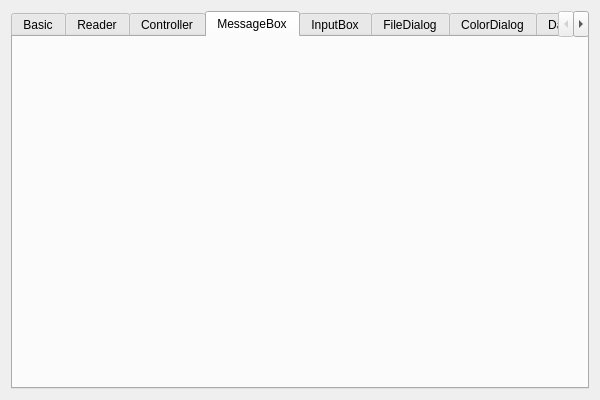
Wing-summer/WingHexExplorer2, file TestPlugin/testform.ui: the form before one commit.
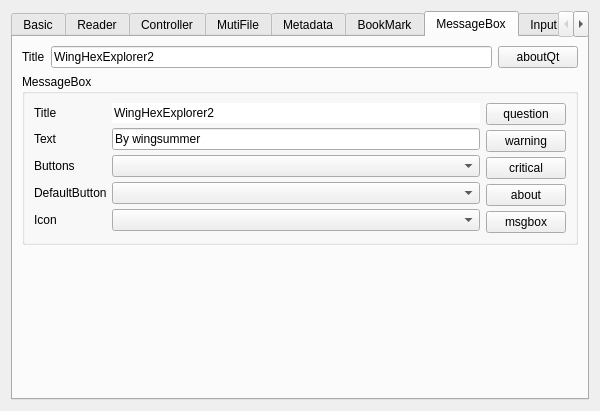
The form after the commit. The open tabs and pages were chosen to show the change. Custom widgets are drawn as their Qt base class.

```diff
--- a/TestPlugin/testform.ui
+++ b/TestPlugin/testform.ui
@@ -7,7 +7,7 @@
     <x>0</x>
     <y>0</y>
     <width>600</width>
-    <height>400</height>
+    <height>411</height>
    </rect>
   </property>
   <property name="minimumSize">
@@ -240,11 +240,355 @@
       <attribute name="title">
        <string>Controller</string>
       </attribute>
+      <layout class="QVBoxLayout" name="verticalLayout_19">
+       <item>
+        <widget class="QSplitter" name="spltCtl">
+         <property name="orientation">
+          <enum>Qt::Vertical</enum>
+         </property>
+         <widget class="QScrollArea" name="saCtl">
+          <property name="widgetResizable">
+           <bool>true</bool>
+          </property>
+          <widget class="QWidget" name="asCtlWidget">
+           <property name="geometry">
+            <rect>
+             <x>0</x>
+             <y>0</y>
+             <width>570</width>
+             <height>49</height>
+            </rect>
+           </property>
+           <layout class="QVBoxLayout" name="verticalLayout_17"/>
+          </widget>
+         </widget>
+         <widget class="QWidget" name="layoutWidget_5">
+          <layout class="QVBoxLayout" name="verticalLayout_18">
+           <item>
+            <widget class="QTextBrowser" name="tbCtlLogger">
+             <property name="sizePolicy">
+              <sizepolicy hsizetype="Expanding" vsizetype="Expanding">
+               <horstretch>0</horstretch>
+               <verstretch>0</verstretch>
+              </sizepolicy>
+             </property>
+            </widget>
+           </item>
+           <item>
+            <widget class="QPushButton" name="btnClearCtl">
+             <property name="text">
+              <string>Clear</string>
+             </property>
+            </widget>
+           </item>
+          </layout>
+         </widget>
+        </widget>
+       </item>
+      </layout>
+     </widget>
+     <widget class="QWidget" name="tab_9">
+      <attribute name="title">
+       <string>MutiFile</string>
+      </attribute>
+      <widget class="QLabel" name="label_14">
+       <property name="geometry">
+        <rect>
+         <x>40</x>
+         <y>30</y>
+         <width>40</width>
+         <height>12</height>
+        </rect>
+       </property>
+       <property name="text">
+        <string>Hangle</string>
+       </property>
+      </widget>
+      <widget class="QListWidget" name="listWidget">
+       <property name="geometry">
+        <rect>
+         <x>40</x>
+         <y>50</y>
+         <width>211</width>
+         <height>191</height>
+        </rect>
+       </property>
+      </widget>
+      <widget class="QGroupBox" name="groupBox_7">
+       <property name="geometry">
+        <rect>
+         <x>290</x>
+         <y>30</y>
+         <width>241</width>
+         <height>211</height>
+        </rect>
+       </property>
+       <property name="title">
+        <string>Operation</string>
+       </property>
+       <widget class="QPushButton" name="pushButton">
+        <property name="geometry">
+         <rect>
+          <x>20</x>
+          <y>60</y>
+          <width>171</width>
+          <height>21</height>
+         </rect>
+        </property>
+        <property name="text">
+         <string>NewFile</string>
+        </property>
+       </widget>
+       <widget class="QPushButton" name="pushButton_2">
+        <property name="geometry">
+         <rect>
+          <x>20</x>
+          <y>90</y>
+          <width>171</width>
+          <height>21</height>
+         </rect>
+        </property>
+        <property name="text">
+         <string>OpenFile</string>
+        </property>
+       </widget>
+       <widget class="QPushButton" name="pushButton_3">
+        <property name="geometry">
+         <rect>
+          <x>20</x>
+          <y>30</y>
+          <width>171</width>
+          <height>21</height>
+         </rect>
+        </property>
+        <property name="text">
+         <string>Switch</string>
+        </property>
+       </widget>
+       <widget class="QPushButton" name="pushButton_4">
+        <property name="geometry">
+         <rect>
+          <x>20</x>
+          <y>120</y>
+          <width>171</width>
+          <height>21</height>
+         </rect>
+        </property>
+        <property name="text">
+         <string>CloseAll</string>
+        </property>
+       </widget>
+      </widget>
+     </widget>
+     <widget class="QWidget" name="tab_10">
+      <attribute name="title">
+       <string>Metadata</string>
+      </attribute>
+     </widget>
+     <widget class="QWidget" name="tab_11">
+      <attribute name="title">
+       <string>BookMark</string>
+      </attribute>
      </widget>
      <widget class="QWidget" name="tab_4">
       <attribute name="title">
        <string>MessageBox</string>
       </attribute>
+      <layout class="QVBoxLayout" name="verticalLayout_9">
+       <item>
+        <layout class="QHBoxLayout" name="horizontalLayout_2">
+         <item>
+          <widget class="QLabel" name="label_4">
+           <property name="text">
+            <string>Title</string>
+           </property>
+          </widget>
+         </item>
+         <item>
+          <widget class="QLineEdit" name="leAboutTitle">
+           <property name="text">
+            <string notr="true">WingHexExplorer2</string>
+           </property>
+          </widget>
+         </item>
+         <item>
+          <widget class="QPushButton" name="btnAboutQt">
+           <property name="text">
+            <string notr="true">aboutQt</string>
+           </property>
+          </widget>
+         </item>
+        </layout>
+       </item>
+       <item>
+        <widget class="QGroupBox" name="groupBox_3">
+         <property name="title">
+          <string>MessageBox</string>
+         </property>
+         <layout class="QHBoxLayout" name="horizontalLayout_4">
+          <item>
+           <layout class="QFormLayout" name="formLayout_2">
+            <property name="horizontalSpacing">
+             <number>5</number>
+            </property>
+            <property name="verticalSpacing">
+             <number>5</number>
+            </property>
+            <item row="0" column="0">
+             <widget class="QLabel" name="label_7">
+              <property name="text">
+               <string>Title</string>
+              </property>
+             </widget>
+            </item>
+            <item row="0" column="1">
+             <widget class="QLineEdit" name="leMsgTitle">
+              <property name="text">
+               <string notr="true">WingHexExplorer2</string>
+              </property>
+              <property name="frame">
+               <bool>false</bool>
+              </property>
+             </widget>
+            </item>
+            <item row="1" column="0">
+             <widget class="QLabel" name="label_8">
+              <property name="text">
+               <string>Text</string>
+              </property>
+             </widget>
+            </item>
+            <item row="1" column="1">
+             <widget class="QLineEdit" name="leMsgText">
+              <property name="text">
+               <string notr="true">By wingsummer</string>
+              </property>
+              <property name="frame">
+               <bool>true</bool>
+              </property>
+             </widget>
+            </item>
+            <item row="2" column="0">
+             <widget class="QLabel" name="label_9">
+              <property name="text">
+               <string>Buttons</string>
+              </property>
+             </widget>
+            </item>
+            <item row="2" column="1">
+             <widget class="QCheckList" name="cbMsgButtons"/>
+            </item>
+            <item row="3" column="0">
+             <widget class="QLabel" name="label_10">
+              <property name="text">
+               <string>DefaultButton</string>
+              </property>
+             </widget>
+            </item>
+            <item row="3" column="1">
+             <widget class="QComboBox" name="cbMsgDefButton"/>
+            </item>
+            <item row="4" column="0">
+             <widget class="QLabel" name="label_11">
+              <property name="text">
+               <string>Icon</string>
+              </property>
+             </widget>
+            </item>
+            <item row="4" column="1">
+             <widget class="QComboBox" name="cbMsgIcon"/>
+            </item>
+           </layout>
+          </item>
+          <item>
+           <layout class="QVBoxLayout" name="verticalLayout_8">
+            <property name="spacing">
+             <number>5</number>
+            </property>
+            <item>
+             <widget class="QPushButton" name="btnQuestion">
+              <property name="sizePolicy">
+               <sizepolicy hsizetype="Minimum" vsizetype="Expanding">
+                <horstretch>0</horstretch>
+                <verstretch>0</verstretch>
+               </sizepolicy>
+              </property>
+              <property name="text">
+               <string notr="true">question</string>
+              </property>
+             </widget>
+            </item>
+            <item>
+             <widget class="QPushButton" name="btnWarning">
+              <property name="sizePolicy">
+               <sizepolicy hsizetype="Minimum" vsizetype="Expanding">
+                <horstretch>0</horstretch>
+                <verstretch>0</verstretch>
+               </sizepolicy>
+              </property>
+              <property name="text">
+               <string notr="true">warning</string>
+              </property>
+             </widget>
+            </item>
+            <item>
+             <widget class="QPushButton" name="btnCritical">
+              <property name="sizePolicy">
+               <sizepolicy hsizetype="Minimum" vsizetype="Expanding">
+                <horstretch>0</horstretch>
+                <verstretch>0</verstretch>
+               </sizepolicy>
+              </property>
+              <property name="text">
+               <string notr="true">critical</string>
+              </property>
+             </widget>
+            </item>
+            <item>
+             <widget class="QPushButton" name="btnAbout">
+              <property name="sizePolicy">
+               <sizepolicy hsizetype="Minimum" vsizetype="Expanding">
+                <horstretch>0</horstretch>
+                <verstretch>0</verstretch>
+               </sizepolicy>
+              </property>
+              <property name="text">
+               <string notr="true">about</string>
+              </property>
+             </widget>
+            </item>
+            <item>
+             <widget class="QPushButton" name="btnMsgBox">
+              <property name="sizePolicy">
+               <sizepolicy hsizetype="Minimum" vsizetype="Expanding">
+                <horstretch>0</horstretch>
+                <verstretch>0</verstretch>
+               </sizepolicy>
+              </property>
+              <property name="text">
+               <string notr="true">msgbox</string>
+              </property>
+             </widget>
+            </item>
+           </layout>
+          </item>
+         </layout>
+        </widget>
+       </item>
+       <item>
+        <spacer name="verticalSpacer_2">
+         <property name="orientation">
+          <enum>Qt::Vertical</enum>
+         </property>
+         <property name="sizeHint" stdset="0">
+          <size>
+           <width>20</width>
+           <height>40</height>
+          </size>
+         </property>
+        </spacer>
+       </item>
+      </layout>
      </widget>
      <widget class="QWidget" name="tab_5">
       <attribute name="title">
@@ -270,6 +614,13 @@
    </item>
   </layout>
  </widget>
+ <customwidgets>
+  <customwidget>
+   <class>QCheckList</class>
+   <extends>QComboBox</extends>
+   <header>qchecklist.h</header>
+  </customwidget>
+ </customwidgets>
  <resources/>
  <connections>
   <connection>
```
Left out of the diff: 654 changed lines with no effect on the pictures.
